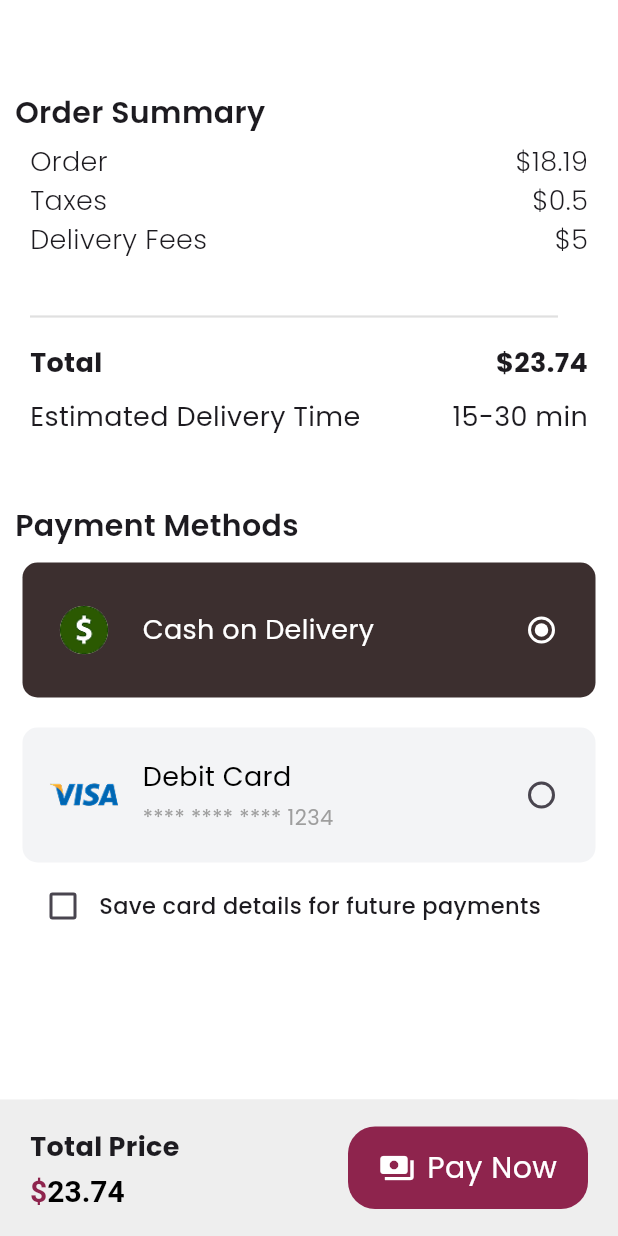
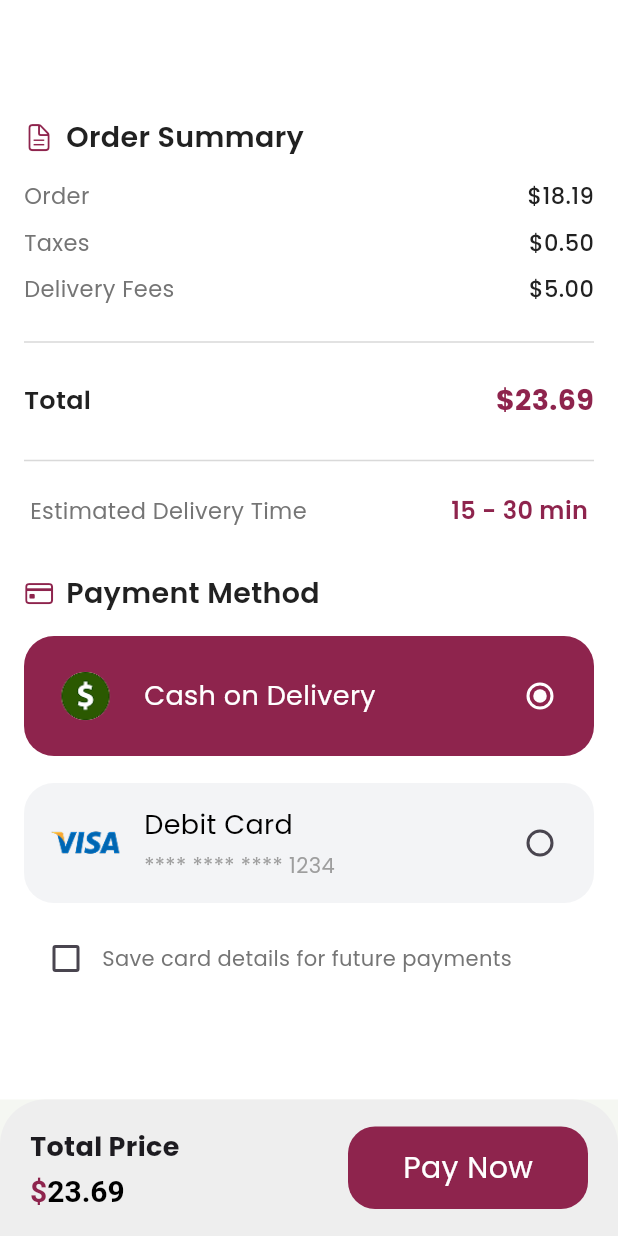
Before and after one commit to eslamwael22/Foodie, a Flutter app: the CheckoutView screen opened by its route, on a phone screen of 412 x 824 dp. Run offline on Flutter 3.47's test engine with Material 3 defaults, Android fonts, the phone set to English and light mode, and no system bars; our stand-ins replace dio, dotted_line, firebase_core, flutter_svg, gap, go_router and 3 more; accounts and stored records are empty; project files that could hold a hidden picture were left out.

Commit message:
Add checkout and delivery widgets for improved UI
- Created CheckoutCard widget for consistent card layout.
- Added CheckoutSectionTitle widget for section headers with icons.
- Implemented DeliveryIcon widget for delivery representation.
- Developed DeliveryTimeCard to display estimated delivery time.
- Introduced OrderSummaryCard for summarizing order details.
- Added SummaryRow widget for displaying label-value pairs in summary.
- Implemented FlyToCartController for animated cart addition.

```diff
--- a/lib/core/widgets/buttom_sheet.dart
+++ b/lib/core/widgets/buttom_sheet.dart
@@ -79,7 +79,6 @@ class ButtomSheet extends StatelessWidget {
           const Spacer(),
 
           CustomContanier(
-            icon: Icons.payments,
             onTap: onTap,
             text: text,
             width: width ?? 160,
--- a/lib/core/widgets/payment_methods.dart
+++ b/lib/core/widgets/payment_methods.dart
@@ -8,8 +8,8 @@ class PaymentMethods extends StatelessWidget {
   final String title;
   final String value;
   final String? subtitle;
-  final Color textcolor;
-  final Color tilecolor;
+  final Color? textcolor;
+  final Color? tilecolor;
   final String groupValue;
   final VoidCallback? onTap;
 
@@ -30,15 +30,15 @@ class PaymentMethods extends StatelessWidget {
   @override
   Widget build(BuildContext context) {
     return Padding(
-      padding: const EdgeInsets.symmetric(horizontal: 15, vertical: 5),
+      padding: const EdgeInsets.symmetric(vertical: 5),
       child: Material(
         color: tilecolor,
-        borderRadius: BorderRadius.circular(10),
+        borderRadius: BorderRadius.circular(20),
         child: InkWell(
           onTap: onTap,
-          borderRadius: BorderRadius.circular(10),
+          borderRadius: BorderRadius.circular(15),
           child: Container(
-            padding: const EdgeInsets.symmetric(horizontal: 16, vertical: 10),
+            padding: const EdgeInsets.symmetric(horizontal: 16, vertical: 5),
             child: Row(
               crossAxisAlignment: CrossAxisAlignment.center,
               children: [
--- a/lib/features/checkout/views/checkout_view.dart
+++ b/lib/features/checkout/views/checkout_view.dart
@@ -3,8 +3,9 @@ import 'package:flutter/material.dart';
 import 'package:foodie/core/constants/app_colors.dart';
 import 'package:foodie/core/widgets/buttom_sheet.dart';
 import 'package:foodie/core/widgets/custom_text.dart';
-import 'package:foodie/features/checkout/widgets/custom_order_summary.dart';
 import 'package:foodie/core/widgets/payment_methods.dart';
+import 'package:foodie/features/checkout/widgets/checkout_section_title.dart';
+import 'package:foodie/features/checkout/widgets/order_summary_card.dart';
 import 'package:foodie/features/checkout/widgets/sucsess_dialog.dart';
 import 'package:gap/gap.dart';
 import 'package:go_router/go_router.dart';
@@ -23,65 +24,45 @@ class _CheckoutViewState extends State<CheckoutView> {
   Widget build(BuildContext context) {
     return Scaffold(
       backgroundColor: AppColors.white,
-      appBar: AppBar(
-        backgroundColor: AppColors.white,
-        scrolledUnderElevation: 0,
-      ),
       body: SingleChildScrollView(
-        padding: const EdgeInsets.only(bottom: 140),
+        padding: const EdgeInsets.fromLTRB(16, 8, 16, 140),
         child: Column(
           crossAxisAlignment: CrossAxisAlignment.start,
           children: [
-            Padding(
-              padding: const EdgeInsets.symmetric(horizontal: 10, vertical: 5),
-              child: CustomText(
-                text: 'Order Summary',
-                fontSize: 20,
-                fontWeight: FontWeight.w600,
+            Gap(70),
+
+            const CheckoutSectionTitle(
+              title: 'Order Summary',
+              icon: CupertinoIcons.doc_text,
+            ),
+            const OrderSummaryCard(),
+            const Padding(
+              padding: EdgeInsets.symmetric(vertical: 14),
+              child: Divider(color: AppColors.borderGrey),
+            ),
+            const Padding(
+              padding: EdgeInsets.symmetric(horizontal: 4),
+              child: Row(
+                mainAxisAlignment: MainAxisAlignment.spaceBetween,
+                children: [
+                  CustomText(
+                    text: 'Estimated Delivery Time',
+                    fontSize: 15,
+                    color: AppColors.textGrey,
+                  ),
+                  CustomText(
+                    text: '15 - 30 min',
+                    fontSize: 16,
+                    fontWeight: FontWeight.w600,
+                    color: AppColors.primary,
+                  ),
+                ],
               ),
             ),
-            CustomOrderSummary(
-              text: 'Order',
-              price: '\$18.19',
-              fontWeight: FontWeight.w300,
-            ),
-            CustomOrderSummary(
-              text: 'Taxes',
-              price: '\$0.5',
-              fontWeight: FontWeight.w300,
-            ),
-            CustomOrderSummary(
-              text: 'Delivery Fees',
-              price: '\$5',
-              fontWeight: FontWeight.w300,
-            ),
             Gap(30),
-            Divider(
-              color: Colors.grey.shade300,
-              thickness: 1.5,
-              indent: 20,
-              endIndent: 40,
-            ),
-            Gap(10),
-            CustomOrderSummary(
-              text: 'Total',
-              price: '\$23.74',
-              fontWeight: FontWeight.bold,
-            ),
-            Gap(10),
-            CustomOrderSummary(
-              text: 'Estimated Delivery Time',
-              price: '15-30 min',
-              fontWeight: FontWeight.w400,
-            ),
-            Gap(40),
-            Padding(
-              padding: const EdgeInsets.symmetric(horizontal: 10, vertical: 5),
-              child: CustomText(
-                text: 'Payment Methods',
-                fontSize: 20,
-                fontWeight: FontWeight.w600,
-              ),
+            const CheckoutSectionTitle(
+              title: 'Payment Method',
+              icon: CupertinoIcons.creditcard,
             ),
             PaymentMethods(
               onTap: () {
@@ -97,11 +78,11 @@ class _CheckoutViewState extends State<CheckoutView> {
                   selectedPayment = value!;
                 });
               },
-              tilecolor: AppColors.secondary,
+              tilecolor: AppColors.primary,
               value: 'Cash on Delivery',
               textcolor: AppColors.white,
             ),
-            Gap(10),
+            const SizedBox(height: 8),
             PaymentMethods(
               onTap: () {
                 setState(() {
@@ -122,7 +103,7 @@ class _CheckoutViewState extends State<CheckoutView> {
               textcolor: Colors.black,
             ),
             Padding(
-              padding: const EdgeInsets.symmetric(horizontal: 18),
+              padding: const EdgeInsets.only(left: 4, top: 8),
               child: Row(
                 children: [
                   Checkbox(
@@ -134,10 +115,12 @@ class _CheckoutViewState extends State<CheckoutView> {
                       });
                     },
                   ),
-                  const CustomText(
-                    text: 'Save card details for future payments',
-                    fontSize: 15,
-                    fontWeight: FontWeight.w500,
+                  const Expanded(
+                    child: CustomText(
+                      text: 'Save card details for future payments',
+                      fontSize: 14,
+                      color: AppColors.textGrey,
+                    ),
                   ),
                 ],
               ),
@@ -146,7 +129,7 @@ class _CheckoutViewState extends State<CheckoutView> {
         ),
       ),
       bottomNavigationBar: Container(
-        color: Colors.grey.shade200,
+        color: AppColors.background,
         child: SafeArea(
           top: false,
           child: ButtomSheet(
@@ -167,7 +150,7 @@ class _CheckoutViewState extends State<CheckoutView> {
                 ),
               );
             },
-            price: '23.74',
+            price: '23.69',
             pricetext: 'Total Price',
             text: 'Pay Now',
           ),
--- /dev/null
+++ b/lib/features/checkout/widgets/checkout_card.dart
@@ -0,0 +1,18 @@
+import 'package:flutter/material.dart';
+import 'package:foodie/core/constants/app_colors.dart';
+
+class CheckoutCard extends StatelessWidget {
+  final Widget child;
+  final EdgeInsetsGeometry padding;
+
+  const CheckoutCard({
+    super.key,
+    required this.child,
+    this.padding = const EdgeInsets.all(16),
+  });
+
+  @override
+  Widget build(BuildContext context) {
+    return child;
+  }
+}
--- /dev/null
+++ b/lib/features/checkout/widgets/checkout_section_title.dart
@@ -0,0 +1,33 @@
+import 'package:flutter/material.dart';
+import 'package:foodie/core/constants/app_colors.dart';
+import 'package:foodie/core/widgets/custom_text.dart';
+
+class CheckoutSectionTitle extends StatelessWidget {
+  final String title;
+  final IconData icon;
+
+  const CheckoutSectionTitle({
+    super.key,
+    required this.title,
+    required this.icon,
+  });
+
+  @override
+  Widget build(BuildContext context) {
+    return Padding(
+      padding: const EdgeInsets.only(bottom: 10),
+      child: Row(
+        children: [
+          Icon(icon, color: AppColors.primary, size: 20),
+          const SizedBox(width: 8),
+          CustomText(
+            text: title,
+            color: AppColors.textDark,
+            fontSize: 19,
+            fontWeight: FontWeight.w600,
+          ),
+        ],
+      ),
+    );
+  }
+}
--- /dev/null
+++ b/lib/features/checkout/widgets/order_summary_card.dart
@@ -0,0 +1,27 @@
+import 'package:flutter/material.dart';
+import 'package:foodie/core/constants/app_colors.dart';
+import 'package:foodie/features/checkout/widgets/checkout_card.dart';
+import 'package:foodie/features/checkout/widgets/summary_row.dart';
+
+class OrderSummaryCard extends StatelessWidget {
+  const OrderSummaryCard({super.key});
+
+  @override
+  Widget build(BuildContext context) {
+    return CheckoutCard(
+      padding: const EdgeInsets.symmetric(horizontal: 18, vertical: 16),
+      child: const Column(
+        children: [
+          SummaryRow(label: 'Order', value: '\$18.19'),
+          SummaryRow(label: 'Taxes', value: '\$0.50'),
+          SummaryRow(label: 'Delivery Fees', value: '\$5.00'),
+          Padding(
+            padding: EdgeInsets.symmetric(vertical: 12),
+            child: Divider(color: AppColors.borderGrey),
+          ),
+          SummaryRow(label: 'Total', value: '\$23.69', emphasized: true),
+        ],
+      ),
+    );
+  }
+}
--- /dev/null
+++ b/lib/features/checkout/widgets/summary_row.dart
@@ -0,0 +1,40 @@
+import 'package:flutter/material.dart';
+import 'package:foodie/core/constants/app_colors.dart';
+import 'package:foodie/core/widgets/custom_text.dart';
+
+class SummaryRow extends StatelessWidget {
+  final String label;
+  final String value;
+  final bool emphasized;
+
+  const SummaryRow({
+    super.key,
+    required this.label,
+    required this.value,
+    this.emphasized = false,
+  });
+
+  @override
+  Widget build(BuildContext context) {
+    return Padding(
+      padding: const EdgeInsets.symmetric(vertical: 5),
+      child: Row(
+        mainAxisAlignment: MainAxisAlignment.spaceBetween,
+        children: [
+          CustomText(
+            text: label,
+            fontSize: emphasized ? 17 : 15,
+            fontWeight: emphasized ? FontWeight.w600 : FontWeight.w400,
+            color: emphasized ? AppColors.textDark : AppColors.textGrey,
+          ),
+          CustomText(
+            text: value,
+            fontSize: emphasized ? 19 : 15,
+            fontWeight: emphasized ? FontWeight.w700 : FontWeight.w500,
+            color: emphasized ? AppColors.primary : AppColors.textDark,
+          ),
+        ],
+      ),
+    );
+  }
+}
--- a/lib/features/profile/views/profile_view.dart
+++ b/lib/features/profile/views/profile_view.dart
@@ -287,7 +287,7 @@ class _ProfileViewState extends State<ProfileView> {
                   value: 'Debit Card',
                   groupValue: selectedPayment,
                   tilecolor: AppColors.primary,
-                  textcolor: Colors.black,
+                  showRadio: false,
 
                   onTap: () {
                     setState(() {
```
Also changed, not shown: lib/features/cart/views/cart_view.dart (+0 -11 lines), lib/features/checkout/widgets/delivery_icon.dart (added, +20 -0 lines), lib/features/checkout/widgets/delivery_time_card.dart (added, +46 -0 lines), lib/features/checkout/widgets/payment_methods.dart (+51 -20 lines), lib/features/product_details/views/product_details.dart (+75 -18 lines), lib/features/product_details/widgets/FlyToCartController.dart (added, +141 -0 lines), assets/images/dollar Background Removed 1.svg (added).
